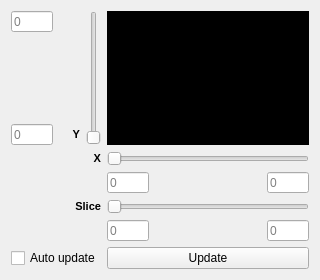
Before: the Qt Designer form include/ui/plugins/selector_toolbox.ui in VRGroupRWTH/pli_view, drawn with Qt 5.
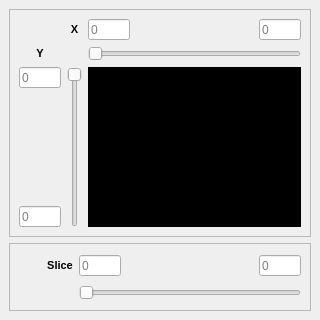
After: the same form once the commit is applied. Custom widgets are drawn as their Qt base class.

Commit message: Selector plugin cleanup.

Patch:
```diff
--- a/include/ui/plugins/selector_toolbox.ui
+++ b/include/ui/plugins/selector_toolbox.ui
@@ -7,44 +7,62 @@
     <x>0</x>
     <y>0</y>
     <width>320</width>
-    <height>280</height>
+    <height>320</height>
    </rect>
   </property>
   <property name="windowTitle">
    <string>Selector Toolbox</string>
   </property>
-  <layout class="QGridLayout" name="grid_layout">
-   <item row="5" column="1" colspan="2">
-    <widget class="QLabel" name="label_z">
-     <property name="font">
-      <font>
-       <pointsize>8</pointsize>
-       <weight>75</weight>
-       <bold>true</bold>
-      </font>
-     </property>
-     <property name="text">
-      <string>Slice</string>
-     </property>
-     <property name="alignment">
-      <set>Qt::AlignRight|Qt::AlignTrailing|Qt::AlignVCenter</set>
-     </property>
-    </widget>
-   </item>
-   <item row="1" column="0">
-    <spacer name="spacer_y">
-     <property name="orientation">
-      <enum>Qt::Vertical</enum>
-     </property>
-     <property name="sizeHint" stdset="0">
-      <size>
-       <width>16</width>
-       <height>180</height>
-      </size>
-     </property>
-    </spacer>
-   </item>
-   <item row="4" column="5">
+  <layout class="QGridLayout" name="gridLayout_3">
+   <property name="leftMargin">
+    <number>9</number>
+   </property>
+   <property name="topMargin">
+    <number>9</number>
+   </property>
+   <property name="rightMargin">
+    <number>9</number>
+   </property>
+   <property name="bottomMargin">
+    <number>9</number>
+   </property>
+   <property name="spacing">
+    <number>6</number>
+   </property>
+   <item row="0" column="0">
+    <widget class="QFrame" name="frame_upper">
+     <property name="sizePolicy">
+      <sizepolicy hsizetype="Expanding" vsizetype="Expanding">
+       <horstretch>0</horstretch>
+       <verstretch>0</verstretch>
+      </sizepolicy>
+     </property>
+     <property name="frameShape">
+      <enum>QFrame::StyledPanel</enum>
+     </property>
+     <property name="frameShadow">
+      <enum>QFrame::Sunken</enum>
+     </property>
+     <property name="lineWidth">
+      <number>2</number>
+     </property>
+     <layout class="QGridLayout" name="gridLayout">
+      <property name="leftMargin">
+       <number>9</number>
+      </property>
+      <property name="topMargin">
+       <number>9</number>
+      </property>
+      <property name="rightMargin">
+       <number>9</number>
+      </property>
+      <property name="bottomMargin">
+       <number>9</number>
+      </property>
+      <property name="spacing">
+       <number>6</number>
+      </property>
+      <item row="0" column="4">
     <widget class="QLineEdit" name="line_edit_size_x">
      <property name="sizePolicy">
       <sizepolicy hsizetype="Fixed" vsizetype="Fixed">
@@ -75,7 +93,7 @@
      </property>
     </widget>
    </item>
-   <item row="2" column="1">
+      <item row="1" column="0">
     <widget class="QLabel" name="label_y">
      <property name="font">
       <font>
@@ -88,28 +106,11 @@
       <string>Y</string>
      </property>
      <property name="alignment">
-      <set>Qt::AlignRight|Qt::AlignTrailing|Qt::AlignVCenter</set>
+         <set>Qt::AlignCenter</set>
      </property>
     </widget>
    </item>
-   <item row="3" column="1" colspan="2">
-    <widget class="QLabel" name="label_x">
-     <property name="font">
-      <font>
-       <pointsize>8</pointsize>
-       <weight>75</weight>
-       <bold>true</bold>
-      </font>
-     </property>
-     <property name="text">
-      <string>X</string>
-     </property>
-     <property name="alignment">
-      <set>Qt::AlignRight|Qt::AlignTrailing|Qt::AlignVCenter</set>
-     </property>
-    </widget>
-   </item>
-   <item row="3" column="3" colspan="3">
+      <item row="1" column="2" colspan="3">
     <widget class="QxtSpanSlider" name="slider_x">
      <property name="sizePolicy">
       <sizepolicy hsizetype="Preferred" vsizetype="Fixed">
@@ -123,13 +124,19 @@
        <height>0</height>
       </size>
      </property>
+        <property name="maximum">
+         <number>0</number>
+        </property>
+        <property name="value">
+         <number>0</number>
+        </property>
      <property name="orientation">
       <enum>Qt::Horizontal</enum>
      </property>
     </widget>
    </item>
-   <item row="4" column="3">
-    <widget class="QLineEdit" name="line_edit_offset_x">
+      <item row="2" column="0">
+       <widget class="QLineEdit" name="line_edit_offset_y">
      <property name="sizePolicy">
       <sizepolicy hsizetype="Fixed" vsizetype="Fixed">
        <horstretch>0</horstretch>
@@ -159,51 +166,7 @@
      </property>
     </widget>
    </item>
-   <item row="6" column="3">
-    <widget class="QLineEdit" name="line_edit_offset_z">
-     <property name="sizePolicy">
-      <sizepolicy hsizetype="Fixed" vsizetype="Fixed">
-       <horstretch>0</horstretch>
-       <verstretch>0</verstretch>
-      </sizepolicy>
-     </property>
-     <property name="minimumSize">
-      <size>
-       <width>42</width>
-       <height>21</height>
-      </size>
-     </property>
-     <property name="maximumSize">
-      <size>
-       <width>42</width>
-       <height>21</height>
-      </size>
-     </property>
-     <property name="text">
-      <string/>
-     </property>
-     <property name="alignment">
-      <set>Qt::AlignLeading|Qt::AlignLeft|Qt::AlignVCenter</set>
-     </property>
-     <property name="placeholderText">
-      <string>0</string>
-     </property>
-    </widget>
-   </item>
-   <item row="4" column="4">
-    <spacer name="spacer_x">
-     <property name="orientation">
-      <enum>Qt::Horizontal</enum>
-     </property>
-     <property name="sizeHint" stdset="0">
-      <size>
-       <width>265</width>
-       <height>16</height>
-      </size>
-     </property>
-    </spacer>
-   </item>
-   <item row="0" column="3" rowspan="3" colspan="3">
+      <item row="2" column="2" rowspan="3" colspan="3">
     <widget class="QLabel" name="image">
      <property name="sizePolicy">
       <sizepolicy hsizetype="Expanding" vsizetype="Expanding">
@@ -634,101 +597,7 @@
      </property>
     </widget>
    </item>
-   <item row="0" column="0">
-    <widget class="QLineEdit" name="line_edit_size_y">
-     <property name="sizePolicy">
-      <sizepolicy hsizetype="Fixed" vsizetype="Fixed">
-       <horstretch>0</horstretch>
-       <verstretch>0</verstretch>
-      </sizepolicy>
-     </property>
-     <property name="minimumSize">
-      <size>
-       <width>42</width>
-       <height>21</height>
-      </size>
-     </property>
-     <property name="maximumSize">
-      <size>
-       <width>42</width>
-       <height>21</height>
-      </size>
-     </property>
-     <property name="text">
-      <string/>
-     </property>
-     <property name="alignment">
-      <set>Qt::AlignLeading|Qt::AlignLeft|Qt::AlignVCenter</set>
-     </property>
-     <property name="placeholderText">
-      <string>0</string>
-     </property>
-    </widget>
-   </item>
-   <item row="2" column="0">
-    <widget class="QLineEdit" name="line_edit_offset_y">
-     <property name="sizePolicy">
-      <sizepolicy hsizetype="Fixed" vsizetype="Fixed">
-       <horstretch>0</horstretch>
-       <verstretch>0</verstretch>
-      </sizepolicy>
-     </property>
-     <property name="minimumSize">
-      <size>
-       <width>42</width>
-       <height>21</height>
-      </size>
-     </property>
-     <property name="maximumSize">
-      <size>
-       <width>42</width>
-       <height>21</height>
-      </size>
-     </property>
-     <property name="text">
-      <string/>
-     </property>
-     <property name="alignment">
-      <set>Qt::AlignLeading|Qt::AlignLeft|Qt::AlignVCenter</set>
-     </property>
-     <property name="placeholderText">
-      <string>0</string>
-     </property>
-    </widget>
-   </item>
-   <item row="5" column="3" colspan="3">
-    <widget class="QxtSpanSlider" name="slider_z">
-     <property name="sizePolicy">
-      <sizepolicy hsizetype="Preferred" vsizetype="Fixed">
-       <horstretch>1</horstretch>
-       <verstretch>0</verstretch>
-      </sizepolicy>
-     </property>
-     <property name="minimumSize">
-      <size>
-       <width>120</width>
-       <height>0</height>
-      </size>
-     </property>
-     <property name="orientation">
-      <enum>Qt::Horizontal</enum>
-     </property>
-    </widget>
-   </item>
-   <item row="6" column="4">
-    <spacer name="spacer_z">
-     <property name="orientation">
-      <enum>Qt::Horizontal</enum>
-     </property>
-     <property name="sizeHint" stdset="0">
-      <size>
-       <width>265</width>
-       <height>16</height>
-      </size>
-     </property>
-    </spacer>
-   </item>
-   <item row="0" column="2" rowspan="3">
+      <item row="2" column="1" rowspan="3">
     <widget class="QxtSpanSlider" name="slider_y">
      <property name="sizePolicy">
       <sizepolicy hsizetype="Fixed" vsizetype="Preferred">
@@ -742,12 +611,187 @@
        <height>120</height>
       </size>
      </property>
+        <property name="maximum">
+         <number>0</number>
+        </property>
+        <property name="value">
+         <number>0</number>
+        </property>
      <property name="orientation">
       <enum>Qt::Vertical</enum>
      </property>
-    </widget>
-   </item>
-   <item row="6" column="5">
+        <property name="invertedAppearance">
+         <bool>true</bool>
+        </property>
+        <property name="invertedControls">
+         <bool>false</bool>
+        </property>
+       </widget>
+      </item>
+      <item row="0" column="3">
+       <spacer name="spacer_x">
+        <property name="orientation">
+         <enum>Qt::Horizontal</enum>
+        </property>
+        <property name="sizeHint" stdset="0">
+         <size>
+          <width>80</width>
+          <height>18</height>
+         </size>
+        </property>
+       </spacer>
+      </item>
+      <item row="0" column="1">
+       <widget class="QLabel" name="label_x">
+        <property name="font">
+         <font>
+          <pointsize>8</pointsize>
+          <weight>75</weight>
+          <bold>true</bold>
+         </font>
+        </property>
+        <property name="text">
+         <string>X</string>
+        </property>
+        <property name="alignment">
+         <set>Qt::AlignCenter</set>
+        </property>
+       </widget>
+      </item>
+      <item row="4" column="0">
+       <widget class="QLineEdit" name="line_edit_size_y">
+        <property name="sizePolicy">
+         <sizepolicy hsizetype="Fixed" vsizetype="Fixed">
+          <horstretch>0</horstretch>
+          <verstretch>0</verstretch>
+         </sizepolicy>
+        </property>
+        <property name="minimumSize">
+         <size>
+          <width>42</width>
+          <height>21</height>
+         </size>
+        </property>
+        <property name="maximumSize">
+         <size>
+          <width>42</width>
+          <height>21</height>
+         </size>
+        </property>
+        <property name="text">
+         <string/>
+        </property>
+        <property name="alignment">
+         <set>Qt::AlignLeading|Qt::AlignLeft|Qt::AlignVCenter</set>
+        </property>
+        <property name="placeholderText">
+         <string>0</string>
+        </property>
+       </widget>
+      </item>
+      <item row="3" column="0">
+       <spacer name="spacer_y">
+        <property name="orientation">
+         <enum>Qt::Vertical</enum>
+        </property>
+        <property name="sizeHint" stdset="0">
+         <size>
+          <width>39</width>
+          <height>66</height>
+         </size>
+        </property>
+       </spacer>
+      </item>
+      <item row="0" column="2">
+       <widget class="QLineEdit" name="line_edit_offset_x">
+        <property name="sizePolicy">
+         <sizepolicy hsizetype="Fixed" vsizetype="Fixed">
+          <horstretch>0</horstretch>
+          <verstretch>0</verstretch>
+         </sizepolicy>
+        </property>
+        <property name="minimumSize">
+         <size>
+          <width>42</width>
+          <height>21</height>
+         </size>
+        </property>
+        <property name="maximumSize">
+         <size>
+          <width>42</width>
+          <height>21</height>
+         </size>
+        </property>
+        <property name="text">
+         <string/>
+        </property>
+        <property name="alignment">
+         <set>Qt::AlignLeading|Qt::AlignLeft|Qt::AlignVCenter</set>
+        </property>
+        <property name="placeholderText">
+         <string>0</string>
+        </property>
+       </widget>
+      </item>
+     </layout>
+    </widget>
+   </item>
+   <item row="1" column="0">
+    <widget class="QFrame" name="frame_lower">
+     <property name="frameShape">
+      <enum>QFrame::StyledPanel</enum>
+     </property>
+     <property name="frameShadow">
+      <enum>QFrame::Sunken</enum>
+     </property>
+     <property name="lineWidth">
+      <number>2</number>
+     </property>
+     <layout class="QGridLayout" name="gridLayout_2">
+      <item row="0" column="0" rowspan="2">
+       <spacer name="spacer_left">
+        <property name="orientation">
+         <enum>Qt::Horizontal</enum>
+        </property>
+        <property name="sizeHint" stdset="0">
+         <size>
+          <width>28</width>
+          <height>48</height>
+         </size>
+        </property>
+       </spacer>
+      </item>
+      <item row="0" column="3">
+       <spacer name="spacer_z">
+        <property name="orientation">
+         <enum>Qt::Horizontal</enum>
+        </property>
+        <property name="sizeHint" stdset="0">
+         <size>
+          <width>84</width>
+          <height>18</height>
+         </size>
+        </property>
+       </spacer>
+      </item>
+      <item row="0" column="1">
+       <widget class="QLabel" name="label_z">
+        <property name="font">
+         <font>
+          <pointsize>8</pointsize>
+          <weight>75</weight>
+          <bold>true</bold>
+         </font>
+        </property>
+        <property name="text">
+         <string>Slice</string>
+        </property>
+        <property name="alignment">
+         <set>Qt::AlignCenter</set>
+        </property>
+       </widget>
+      </item>
+      <item row="0" column="4">
     <widget class="QLineEdit" name="line_edit_size_z">
      <property name="sizePolicy">
       <sizepolicy hsizetype="Fixed" vsizetype="Fixed">
@@ -778,27 +822,63 @@
      </property>
     </widget>
    </item>
-   <item row="7" column="3" colspan="3">
-    <widget class="QPushButton" name="button_update">
-     <property name="text">
-      <string>Update</string>
-     </property>
-     <property name="autoDefault">
-      <bool>false</bool>
-     </property>
-     <property name="default">
-      <bool>false</bool>
-     </property>
-     <property name="flat">
-      <bool>false</bool>
-     </property>
-    </widget>
-   </item>
-   <item row="7" column="0" colspan="3">
-    <widget class="QCheckBox" name="checkbox_auto_update">
-     <property name="text">
-      <string>Auto update</string>
-     </property>
+      <item row="0" column="2">
+       <widget class="QLineEdit" name="line_edit_offset_z">
+        <property name="sizePolicy">
+         <sizepolicy hsizetype="Fixed" vsizetype="Fixed">
+          <horstretch>0</horstretch>
+          <verstretch>0</verstretch>
+         </sizepolicy>
+        </property>
+        <property name="minimumSize">
+         <size>
+          <width>42</width>
+          <height>21</height>
+         </size>
+        </property>
+        <property name="maximumSize">
+         <size>
+          <width>42</width>
+          <height>21</height>
+         </size>
+        </property>
+        <property name="text">
+         <string/>
+        </property>
+        <property name="alignment">
+         <set>Qt::AlignLeading|Qt::AlignLeft|Qt::AlignVCenter</set>
+        </property>
+        <property name="placeholderText">
+         <string>0</string>
+        </property>
+       </widget>
+      </item>
+      <item row="1" column="2" colspan="3">
+       <widget class="QxtSpanSlider" name="slider_z">
+        <property name="sizePolicy">
+         <sizepolicy hsizetype="Preferred" vsizetype="Fixed">
+          <horstretch>1</horstretch>
+          <verstretch>0</verstretch>
+         </sizepolicy>
+        </property>
+        <property name="minimumSize">
+         <size>
+          <width>120</width>
+          <height>0</height>
+         </size>
+        </property>
+        <property name="maximum">
+         <number>0</number>
+        </property>
+        <property name="value">
+         <number>0</number>
+        </property>
+        <property name="orientation">
+         <enum>Qt::Horizontal</enum>
+        </property>
+       </widget>
+      </item>
+     </layout>
     </widget>
    </item>
   </layout>
```
Left out of the diff: 6 changed lines with no effect on the pictures. Lines whose indentation alone changed are shown as unchanged. The commit also changes 1 other file.
